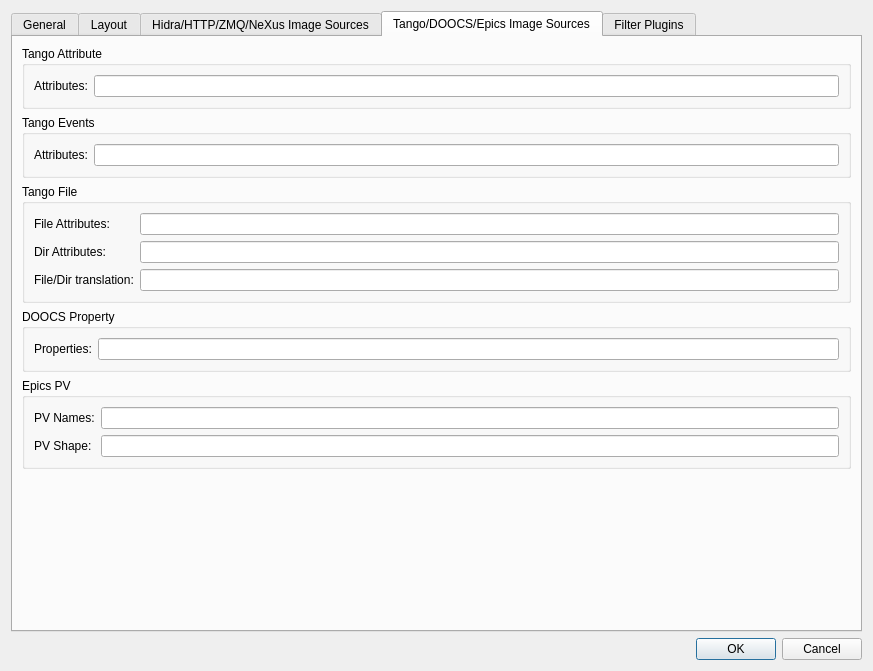
syncope/lavue, file lavuelib/ui/ConfigDialog.ui: the form before one commit.
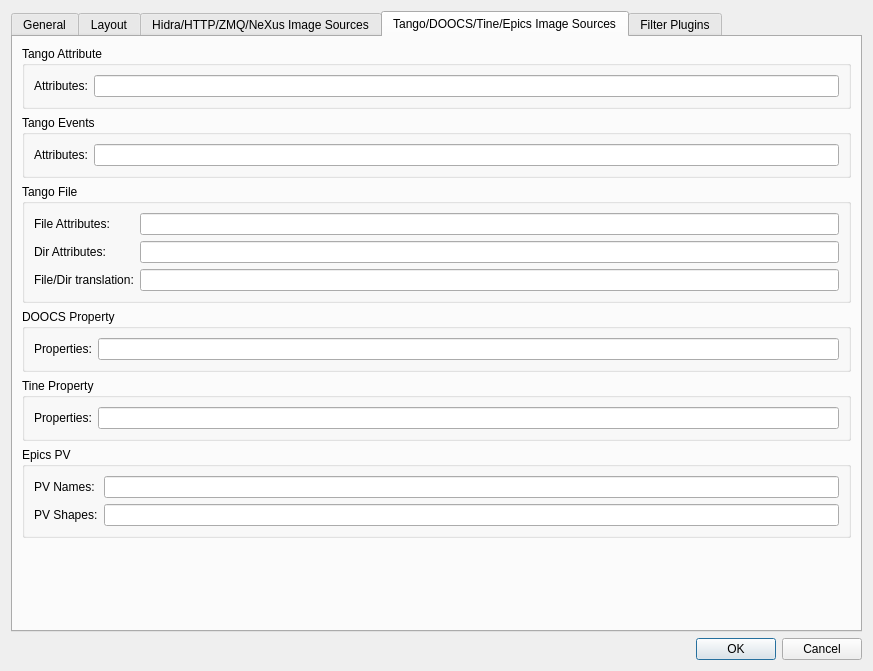
The form after the commit. The open tabs and pages were chosen to show the change.

Commit message: add tine property image source

Patch:
```diff
--- a/lavuelib/ui/ConfigDialog.ui
+++ b/lavuelib/ui/ConfigDialog.ui
@@ -1525,7 +1525,7 @@
        </widget>
        <widget class="QWidget" name="tangosourceTab">
         <attribute name="title">
-         <string>Tango/DOOCS/Epics Image Sources</string>
+         <string>Tango/DOOCS/Tine/Epics Image Sources</string>
         </attribute>
         <layout class="QGridLayout" name="gridLayout_48">
          <item row="0" column="0">
@@ -1690,6 +1690,32 @@
              </layout>
             </widget>
            </item>
+           <item>
+            <widget class="QGroupBox" name="groupBox_5">
+             <property name="title">
+              <string>Tine Property</string>
+             </property>
+             <layout class="QGridLayout" name="gridLayout_33">
+              <item row="0" column="0">
+               <layout class="QGridLayout" name="gridLayout_32">
+                <item row="0" column="0">
+                 <widget class="QLabel" name="tinepropLabel">
+                  <property name="text">
+                   <string>Properties:</string>
+                  </property>
+                  <property name="buddy">
+                   <cstring>tinepropLineEdit</cstring>
+                  </property>
+                 </widget>
+                </item>
+                <item row="0" column="1">
+                 <widget class="QLineEdit" name="tinepropLineEdit"/>
+                </item>
+               </layout>
+              </item>
+             </layout>
+            </widget>
+           </item>
            <item>
             <widget class="QGroupBox" name="groupBox_4">
              <property name="title">
@@ -1714,7 +1740,7 @@
                 <item row="1" column="0">
                  <widget class="QLabel" name="pvshapeLabel">
                   <property name="text">
-                   <string>PV Shape:</string>
+                   <string>PV Shapes:</string>
                   </property>
                   <property name="buddy">
                    <cstring>pvshapeLineEdit</cstring>
```
Left out of the diff: 3 changed lines with no effect on the pictures. The commit also changes 7 other files.
